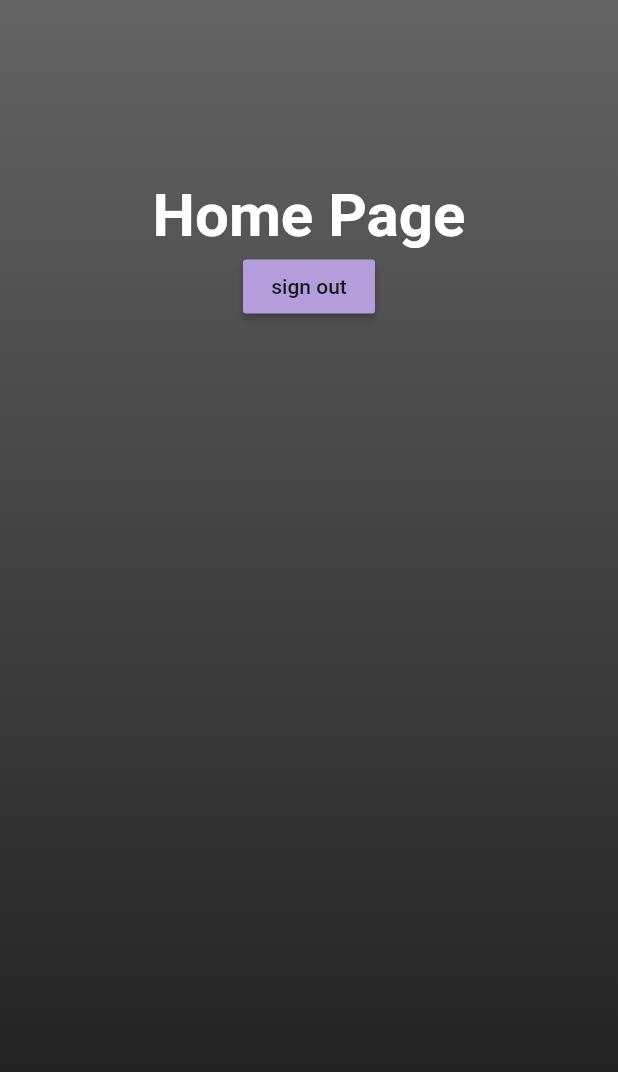
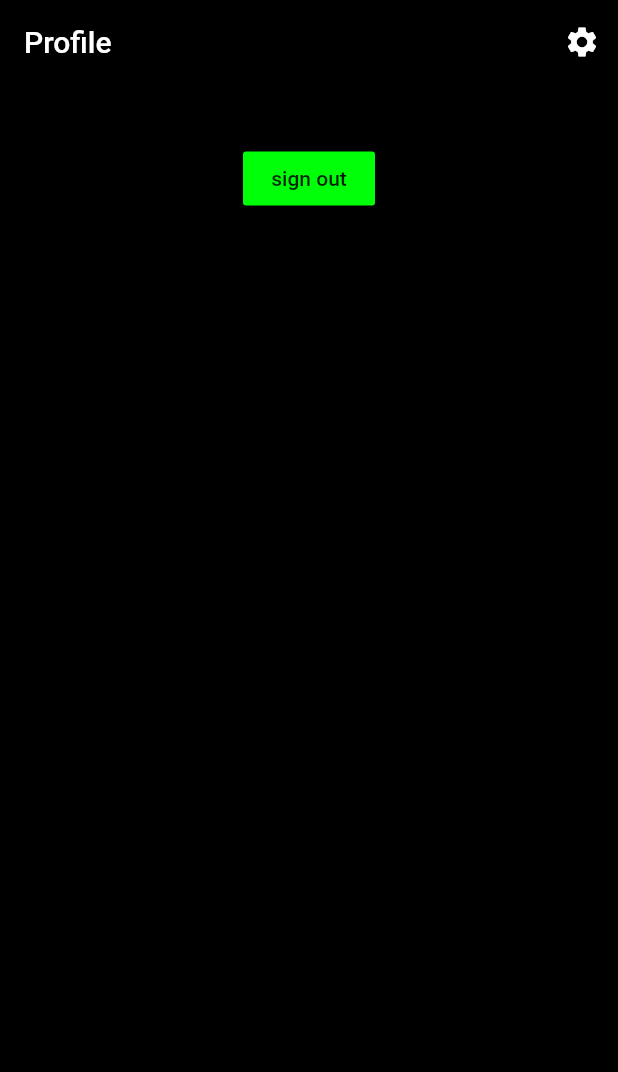
Before and after one commit to Karnkit/Karaoke_App_v2, a Flutter app: the screen it shows once a user with an empty profile is signed in, on a phone screen of 412 x 824 dp. Shown: the top 1072 px of the screen. Run offline on Flutter 3.47's test engine with Material 2 defaults, Android fonts, the phone set to English and light mode, and no system bars; our stand-ins replace cloud_firestore, firebase_auth, firebase_core; accounts and stored records are empty.

Commit message:
UI profile page

```diff
--- a/lib/HomePage.dart
+++ b/lib/HomePage.dart
@@ -1,7 +1,7 @@
 import 'package:firebase_auth/firebase_auth.dart';
 import 'package:flutter/material.dart';
 import 'package:flutter/services.dart';
-import 'package:flutter_application_test/LoginPage.dart';
+import 'Screen-login/LoginPage.dart';
 
 class HomePage extends StatefulWidget {
   @override
--- a/lib/LoginPage.dart
+++ b/lib/Screen-login/LoginPage.dart
@@ -1,8 +1,8 @@
 import 'package:flutter/material.dart';
 import 'package:flutter/services.dart';
 
-import 'Screen/loginScreen.dart';
-import 'Screen/registerScreen.dart';
+import 'loginScreen.dart';
+import 'registerScreen.dart';
 
 class LoginPage extends StatefulWidget {
   @override
--- /dev/null
+++ b/lib/Screen-profile/Profile.dart
@@ -0,0 +1,8 @@
+class Profile {
+  String? name;
+  String? about;
+  String? image;
+  DateTime? date;
+
+  Profile({this.name, this.about, this.date, this.image});
+}
--- /dev/null
+++ b/lib/Screen-profile/ProfilePage.dart
@@ -0,0 +1,63 @@
+import 'dart:io';
+import 'package:cloud_firestore/cloud_firestore.dart';
+import 'package:firebase_auth/firebase_auth.dart';
+import 'package:flutter/material.dart';
+import 'package:flutter_application_test/Screen-login/LoginPage.dart';
+
+class ProfilePage extends StatefulWidget {
+  @override
+  _ProfilePageState createState() => _ProfilePageState();
+}
+
+class _ProfilePageState extends State<ProfilePage> {
+  final user = FirebaseAuth.instance.currentUser!;
+
+  Future signOut() async {
+    await FirebaseAuth.instance.signOut();
+    Navigator.push(context, MaterialPageRoute(builder: (context) {
+      return LoginPage();
+    }));
+  }
+
+  @override
+  Widget build(BuildContext context) {
+    return Scaffold(
+      backgroundColor: Colors.black,
+      appBar: AppBar(
+        backgroundColor: Colors.transparent,
+        title: Text(
+          'Profile',
+        ),
+        actions: [
+          IconButton(
+            icon: Icon(Icons.settings),
+            onPressed: () {},
+          ),
+        ],
+      ),
+      body: Container(
+        height: double.infinity,
+        width: double.infinity,
+        child: SingleChildScrollView(
+          physics: AlwaysScrollableScrollPhysics(),
+          padding: EdgeInsets.symmetric(horizontal: 25, vertical: 10),
+          child: Column(
+            crossAxisAlignment: CrossAxisAlignment.center,
+            mainAxisAlignment: MainAxisAlignment.center,
+            children: [
+              Text(
+                user.email!,
+                style: TextStyle(color: Colors.white, fontSize: 16),
+              ),
+              SizedBox(height: 10),
+              MaterialButton(
+                  onPressed: signOut,
+                  color: Color.fromARGB(255, 0, 255, 8),
+                  child: Text('sign out')),
+            ],
+          ),
+        ),
+      ),
+    );
+  }
+}
--- a/lib/main.dart
+++ b/lib/main.dart
@@ -2,8 +2,9 @@ import 'package:firebase_auth/firebase_auth.dart';
 import 'package:flutter/material.dart';
 import 'package:firebase_core/firebase_core.dart';
 import 'HomePage.dart';
-import 'Screen/registerScreen.dart';
-import 'LoginPage.dart';
+import 'Screen-profile/ProfilePage.dart';
+import 'Screen-login/LoginPage.dart';
+import 'Screen-login/registerScreen.dart';
 
 void main() async {
   WidgetsFlutterBinding.ensureInitialized();
@@ -18,6 +19,9 @@ class MyApp extends StatelessWidget {
   @override
   Widget build(BuildContext context) {
     return MaterialApp(
+      theme: ThemeData(
+          primaryColor: Color.fromARGB(255, 0, 255, 8),
+          dividerColor: Colors.white),
       debugShowCheckedModeBanner: false,
       home: MainPage(),
     );
@@ -34,7 +38,7 @@ class MainPage extends StatelessWidget {
         stream: FirebaseAuth.instance.authStateChanges(),
         builder: (context, snapshot) {
           if (snapshot.hasData) {
-            return HomePage();
+            return ProfilePage();
           } else {
             return LoginPage();
           }
--- a/pubspec.yaml
+++ b/pubspec.yaml
@@ -35,6 +35,7 @@ dependencies:
   # Use with the CupertinoIcons class for iOS style icons.
   cupertino_icons: ^1.0.2
   firebase_auth: ^4.0.2
+  cloud_firestore: ^4.0.3
   alert: ^2.0.1
 
 dev_dependencies:
```
Also changed, not shown: lib/Screen-login/loginScreen.dart (renamed from lib/Screen/loginScreen.dart, +4 -3 lines), lib/Screen-profile/Profile_Page.dart (added, +120 -0 lines), lib/Screen-profile/edit_Profile_page.dart (added, +63 -0 lines), lib/Screen-profile/profile_widget.dart (added, +76 -0 lines), lib/Screen-profile/textfield_widget.dart (added, +59 -0 lines), lib/Screen-login/registerScreen.dart (renamed from lib/Screen/registerScreen.dart), lib/Screen-login/resetScreen.dart (renamed from lib/Screen/resetScreen.dart), pubspec.lock, 2 other files.
